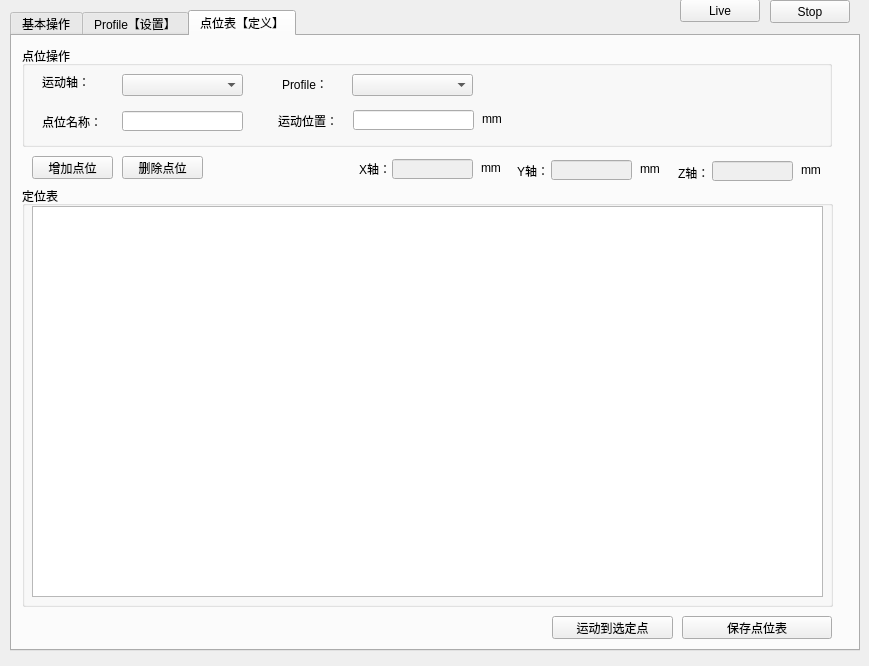
Qt form MotionModule/MotionMotor.ui (chuandongxu/AOI) before a commit.
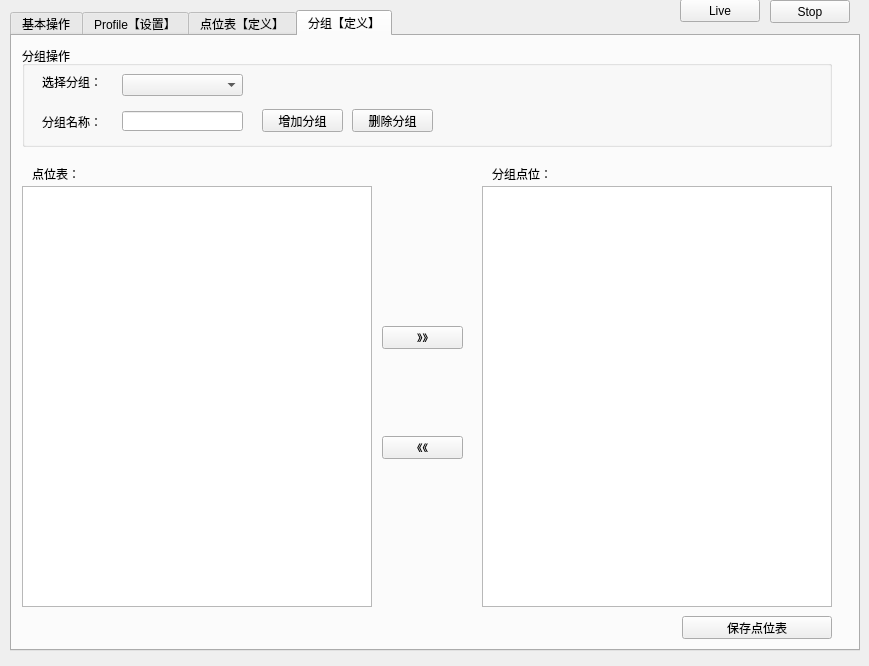
The same form after that commit. The open tabs and pages were chosen to show the change.

```diff
--- a/MotionModule/MotionMotor.ui
+++ b/MotionModule/MotionMotor.ui
@@ -2081,6 +2081,181 @@
     <zorder>pushButton_pt_save</zorder>
     <zorder>pushButton_pt_moveTo</zorder>
    </widget>
+   <widget class="QWidget" name="tab_4">
+    <attribute name="title">
+     <string>分组【定义】</string>
+    </attribute>
+    <widget class="QTableView" name="tableView_ptList">
+     <property name="geometry">
+      <rect>
+       <x>10</x>
+       <y>150</y>
+       <width>350</width>
+       <height>421</height>
+      </rect>
+     </property>
+    </widget>
+    <widget class="QTableView" name="tableView_ptGroupList">
+     <property name="geometry">
+      <rect>
+       <x>470</x>
+       <y>150</y>
+       <width>350</width>
+       <height>421</height>
+      </rect>
+     </property>
+    </widget>
+    <widget class="QPushButton" name="pushButton_ptGroupAddPt">
+     <property name="geometry">
+      <rect>
+       <x>370</x>
+       <y>290</y>
+       <width>81</width>
+       <height>23</height>
+      </rect>
+     </property>
+     <property name="text">
+      <string>》》</string>
+     </property>
+    </widget>
+    <widget class="QPushButton" name="pushButton_ptGroupDelPt">
+     <property name="geometry">
+      <rect>
+       <x>370</x>
+       <y>400</y>
+       <width>81</width>
+       <height>23</height>
+      </rect>
+     </property>
+     <property name="text">
+      <string>《《</string>
+     </property>
+    </widget>
+    <widget class="QGroupBox" name="groupBox_10">
+     <property name="geometry">
+      <rect>
+       <x>10</x>
+       <y>10</y>
+       <width>810</width>
+       <height>101</height>
+      </rect>
+     </property>
+     <property name="title">
+      <string>分组操作</string>
+     </property>
+     <widget class="QLabel" name="label_52">
+      <property name="geometry">
+       <rect>
+        <x>20</x>
+        <y>28</y>
+        <width>81</width>
+        <height>16</height>
+       </rect>
+      </property>
+      <property name="text">
+       <string>选择分组：</string>
+      </property>
+     </widget>
+     <widget class="QComboBox" name="comboBox_ptGroup">
+      <property name="geometry">
+       <rect>
+        <x>100</x>
+        <y>28</y>
+        <width>121</width>
+        <height>22</height>
+       </rect>
+      </property>
+     </widget>
+     <widget class="QPushButton" name="pushButton_ptGroupDel">
+      <property name="geometry">
+       <rect>
+        <x>330</x>
+        <y>63</y>
+        <width>81</width>
+        <height>23</height>
+       </rect>
+      </property>
+      <property name="text">
+       <string>删除分组</string>
+      </property>
+     </widget>
+     <widget class="QPushButton" name="pushButton_ptGroupAdd">
+      <property name="geometry">
+       <rect>
+        <x>240</x>
+        <y>63</y>
+        <width>81</width>
+        <height>23</height>
+       </rect>
+      </property>
+      <property name="text">
+       <string>增加分组</string>
+      </property>
+     </widget>
+     <widget class="QLabel" name="label_53">
+      <property name="geometry">
+       <rect>
+        <x>20</x>
+        <y>65</y>
+        <width>81</width>
+        <height>21</height>
+       </rect>
+      </property>
+      <property name="text">
+       <string>分组名称：</string>
+      </property>
+     </widget>
+     <widget class="QLineEdit" name="lineEdit_ptGroupName">
+      <property name="geometry">
+       <rect>
+        <x>100</x>
+        <y>65</y>
+        <width>121</width>
+        <height>20</height>
+       </rect>
+      </property>
+     </widget>
+    </widget>
+    <widget class="QLabel" name="label_54">
+     <property name="geometry">
+      <rect>
+       <x>20</x>
+       <y>130</y>
+       <width>81</width>
+       <height>16</height>
+      </rect>
+     </property>
+     <property name="text">
+      <string>点位表：</string>
+     </property>
+    </widget>
+    <widget class="QLabel" name="label_55">
+     <property name="geometry">
+      <rect>
+       <x>480</x>
+       <y>130</y>
+       <width>81</width>
+       <height>16</height>
+      </rect>
+     </property>
+     <property name="text">
+      <string>分组点位：</string>
+     </property>
+    </widget>
+    <widget class="QPushButton" name="pushButton_ptGroupSave">
+     <property name="geometry">
+      <rect>
+       <x>670</x>
+       <y>580</y>
+       <width>150</width>
+       <height>23</height>
+      </rect>
+     </property>
+     <property name="text">
+      <string>保存点位表</string>
+     </property>
+    </widget>
+   </widget>
   </widget>
   <widget class="QPushButton" name="pushButton_onLive">
    <property name="geometry">
```
Left out of the diff: 2 changed lines with no effect on the pictures.
